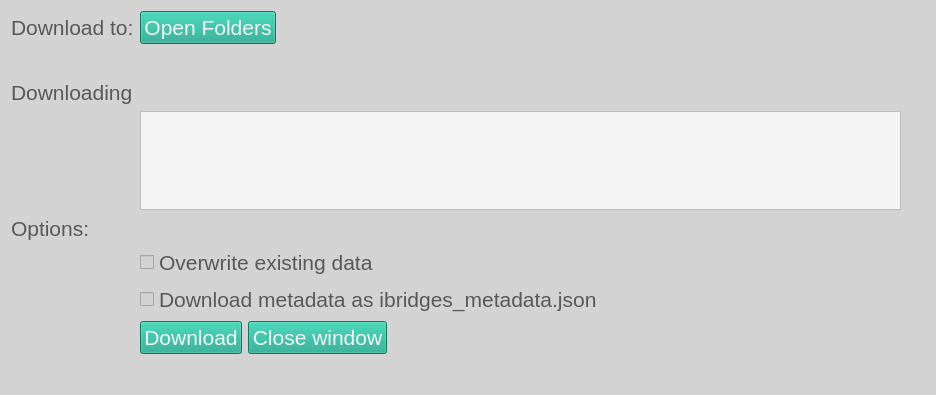
Above: ibridgesgui/ui_files/downloadData.ui from iBridges-for-iRODS/iBridges-GUI before the change. Below: the same form after it.
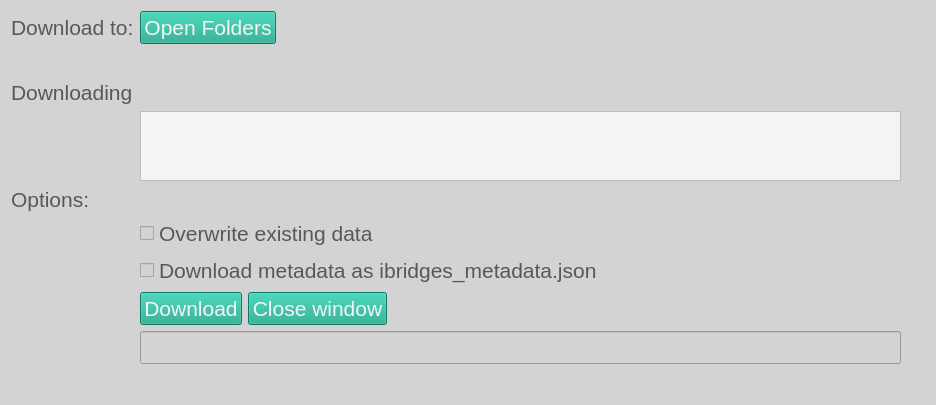
That is the form after the change.

The edit to the form file:
```diff
--- a/ibridgesgui/ui_files/downloadData.ui
+++ b/ibridgesgui/ui_files/downloadData.ui
@@ -23,6 +23,11 @@
     font: 16pt
 }
 
+QProgressBar::chunk
+{
+  background-color: rgb(21, 165, 137);
+}
+
 QLabel#error_label
 {
     color: rgb(220, 130, 30);
@@ -200,6 +205,16 @@
    <item row="3" column="1">
     <widget class="QTextBrowser" name="source_browser"/>
    </item>
+   <item row="9" column="1">
+    <widget class="QProgressBar" name="progress_bar">
+     <property name="value">
+      <number>0</number>
+     </property>
+     <property name="textVisible">
+      <bool>false</bool>
+     </property>
+    </widget>
+   </item>
   </layout>
  </widget>
  <resources/>
```
